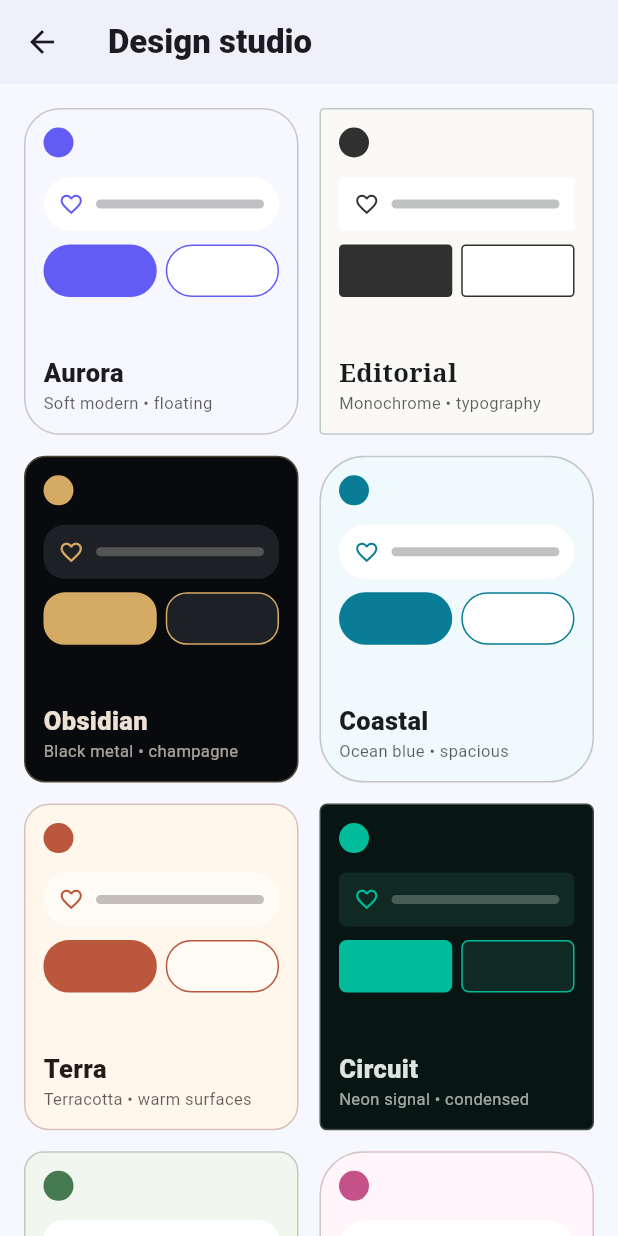
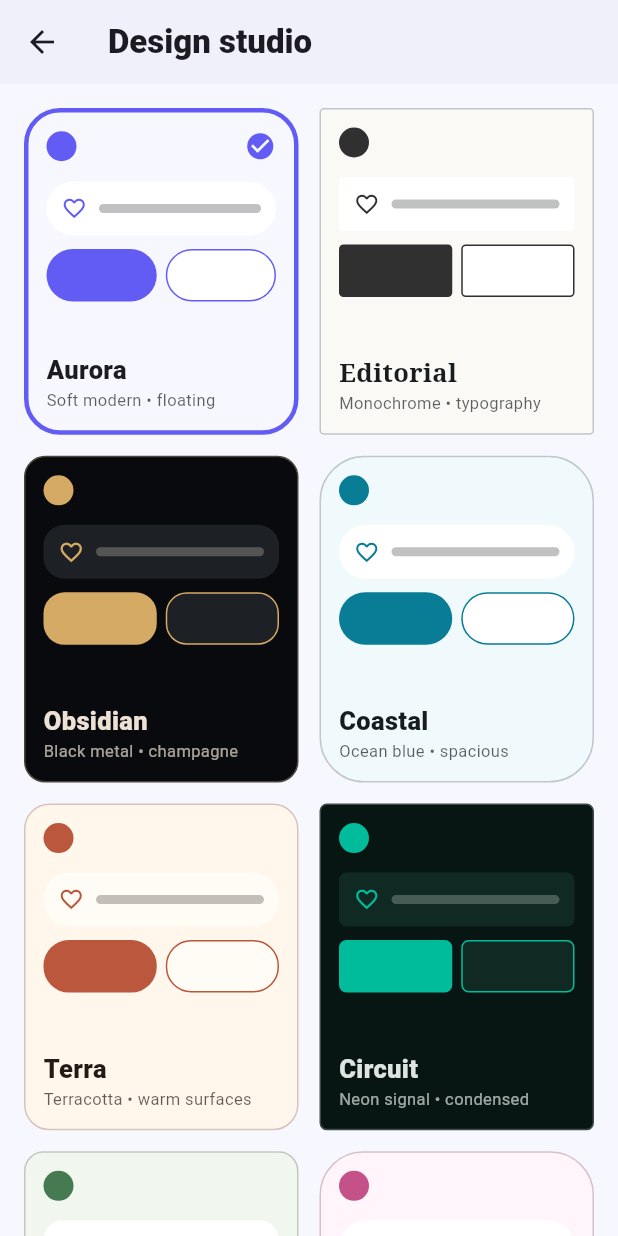
Before and after one commit to a4aiapp-pixel/Reach, a Flutter app: the ReachThemeGallery screen opened directly with empty values, after a tap on "Aurora", on a phone screen of 412 x 824 dp. Run offline on Flutter 3.47's test engine with Material 3 defaults, Android fonts, the phone set to English and light mode, and no system bars; our stand-ins replace firebase_core, firebase_messaging, geolocator, share_plus, shared_preferences, supabase_flutter and 1 more; accounts and stored records are empty.

Commit message:
Live-update design studio selection while applying full-app themes

```diff
--- a/lib/reach_themes.dart
+++ b/lib/reach_themes.dart
@@ -164,11 +164,15 @@ ReachLook reachLookById(String id) {
   return reachLooks.first;
 }
 
-class ReachThemeGallery extends StatelessWidget {
+class ReachThemeGallery extends StatefulWidget {
   const ReachThemeGallery({super.key,required this.selected,required this.onSelected});
   final String selected;
   final ValueChanged<String> onSelected;
-
+  @override State<ReachThemeGallery> createState()=>_ReachThemeGalleryState();
+}
+class _ReachThemeGalleryState extends State<ReachThemeGallery> {
+  late String current;
+  @override void initState(){super.initState();current=widget.selected;}
   @override Widget build(BuildContext context)=>Scaffold(
     appBar:AppBar(title:const Text('Design studio')),
     body:SafeArea(child:GridView.builder(
@@ -183,20 +187,20 @@ class ReachThemeGallery extends StatelessWidget {
         final background=look.preferDark?look.darkCanvas:look.canvas;
         final face=look.preferDark?look.darkSurface:look.surface;
         final radius=BorderRadius.circular(look.radius);
-        return Semantics(button:true,selected:look.id==selected,
+        return Semantics(button:true,selected:look.id==current,
           label:'Select ${look.name} theme',child:InkWell(
-          onTap:()=>onSelected(look.id),
+          onTap:(){setState(()=>current=look.id);widget.onSelected(look.id);},
           borderRadius:radius,
           child:Container(
             decoration:BoxDecoration(color:background,borderRadius:radius,
-              border:Border.all(color:look.id==selected?look.seed:scheme.outlineVariant,
-                width:look.id==selected?3:1)),
+              border:Border.all(color:look.id==current?look.seed:scheme.outlineVariant,
+                width:look.id==current?3:1)),
             padding:const EdgeInsets.all(12),
             child:Column(crossAxisAlignment:CrossAxisAlignment.start,children:[
               Row(children:[
                 CircleAvatar(radius:10,backgroundColor:look.seed),
                 const Spacer(),
-                if(look.id==selected)Icon(Icons.check_circle,color:look.seed,size:21),
+                if(look.id==current)Icon(Icons.check_circle,color:look.seed,size:21),
               ]),
               const SizedBox(height:13),
               Container(height:36,alignment:Alignment.centerLeft,
```
